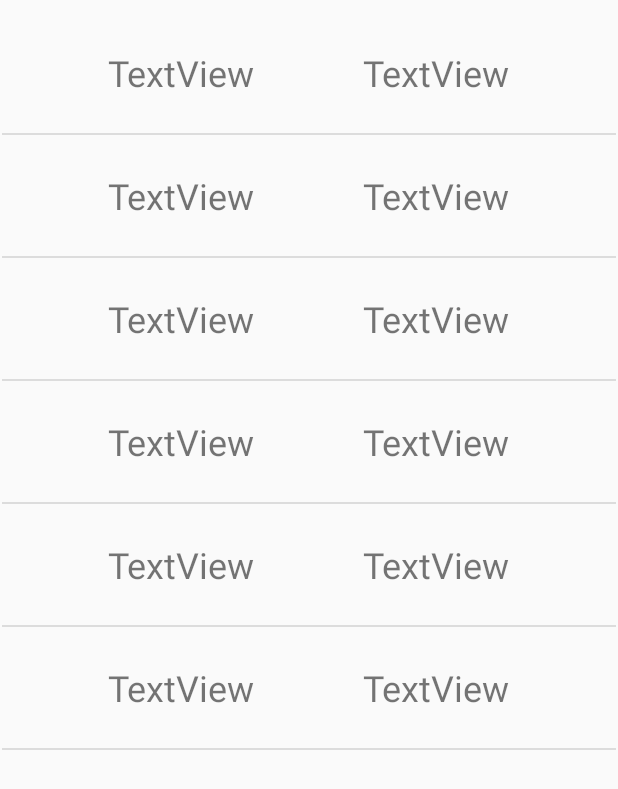
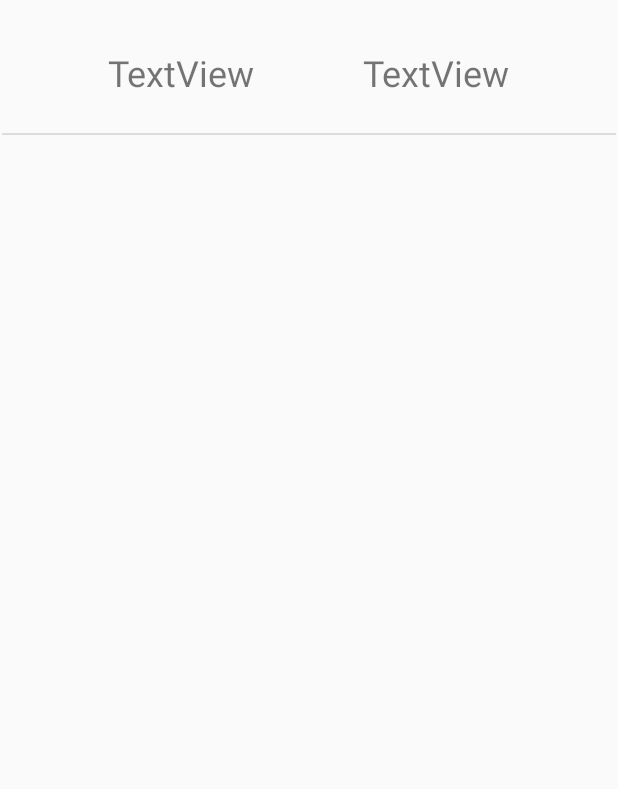
Before and after one commit to wa451/PasswordManagerApp, an Android app: the layout show_layout.xml on its own in the app's theme, with its tools: preview values and no code run, on a phone screen of 412 x 824 dp. Shown: the top 789 px of the screen. Run offline under Robolectric (Android 15) with nearby library versions, the phone set to English and light mode, and no system bars.

Commit message:
ほぼ完成
showのリサイクラービュー化
オプションメニューの機能実装

```diff
--- a/app/src/main/res/layout/show_layout.xml
+++ b/app/src/main/res/layout/show_layout.xml
@@ -3,7 +3,7 @@
     xmlns:app="http://schemas.android.com/apk/res-auto"
     xmlns:tools="http://schemas.android.com/tools"
     android:layout_width="match_parent"
-    android:layout_height="match_parent">
+    android:layout_height="wrap_content">
 
     <TextView
         android:id="@+id/showName1"
@@ -38,169 +38,169 @@
         app:layout_constraintStart_toStartOf="parent"
         app:layout_constraintTop_toBottomOf="@+id/showName1" />
 
-    <TextView
-        android:id="@+id/showName2"
-        android:layout_width="wrap_content"
-        android:layout_height="wrap_content"
-        android:layout_marginTop="24dp"
-        android:text="TextView"
-        android:textSize="24sp"
-        app:layout_constraintEnd_toStartOf="@+id/showPass2"
-        app:layout_constraintHorizontal_bias="0.5"
-        app:layout_constraintStart_toStartOf="parent"
-        app:layout_constraintTop_toBottomOf="@+id/divider1" />
+<!--    <TextView-->
+<!--        android:id="@+id/showName2"-->
+<!--        android:layout_width="wrap_content"-->
+<!--        android:layout_height="wrap_content"-->
+<!--        android:layout_marginTop="24dp"-->
+<!--        android:text="TextView"-->
+<!--        android:textSize="24sp"-->
+<!--        app:layout_constraintEnd_toStartOf="@+id/showPass2"-->
+<!--        app:layout_constraintHorizontal_bias="0.5"-->
+<!--        app:layout_constraintStart_toStartOf="parent"-->
+<!--        app:layout_constraintTop_toBottomOf="@+id/divider1" />-->
 
-    <TextView
-        android:id="@+id/showPass2"
-        android:layout_width="wrap_content"
-        android:layout_height="wrap_content"
-        android:text="TextView"
-        android:textSize="24sp"
-        app:layout_constraintEnd_toEndOf="parent"
-        app:layout_constraintHorizontal_bias="0.5"
-        app:layout_constraintStart_toEndOf="@+id/showName2"
-        app:layout_constraintTop_toTopOf="@+id/showName2" />
+<!--    <TextView-->
+<!--        android:id="@+id/showPass2"-->
+<!--        android:layout_width="wrap_content"-->
+<!--        android:layout_height="wrap_content"-->
+<!--        android:text="TextView"-->
+<!--        android:textSize="24sp"-->
+<!--        app:layout_constraintEnd_toEndOf="parent"-->
+<!--        app:layout_constraintHorizontal_bias="0.5"-->
+<!--        app:layout_constraintStart_toEndOf="@+id/showName2"-->
+<!--        app:layout_constraintTop_toTopOf="@+id/showName2" />-->
 
-    <View
-        android:id="@+id/divider2"
-        android:layout_width="409dp"
-        android:layout_height="1dp"
-        android:layout_marginTop="24dp"
-        android:background="?android:attr/listDivider"
-        app:layout_constraintEnd_toEndOf="parent"
-        app:layout_constraintStart_toStartOf="parent"
-        app:layout_constraintTop_toBottomOf="@+id/showName2" />
+<!--    <View-->
+<!--        android:id="@+id/divider2"-->
+<!--        android:layout_width="409dp"-->
+<!--        android:layout_height="1dp"-->
+<!--        android:layout_marginTop="24dp"-->
+<!--        android:background="?android:attr/listDivider"-->
+<!--        app:layout_constraintEnd_toEndOf="parent"-->
+<!--        app:layout_constraintStart_toStartOf="parent"-->
+<!--        app:layout_constraintTop_toBottomOf="@+id/showName2" />-->
 
-    <TextView
-        android:id="@+id/showName3"
-        android:layout_width="wrap_content"
-        android:layout_height="wrap_content"
-        android:layout_marginTop="24dp"
-        android:text="TextView"
-        android:textSize="24sp"
-        app:layout_constraintEnd_toStartOf="@+id/showPass3"
-        app:layout_constraintHorizontal_bias="0.5"
-        app:layout_constraintStart_toStartOf="parent"
-        app:layout_constraintTop_toBottomOf="@+id/divider2" />
+<!--    <TextView-->
+<!--        android:id="@+id/showName3"-->
+<!--        android:layout_width="wrap_content"-->
+<!--        android:layout_height="wrap_content"-->
+<!--        android:layout_marginTop="24dp"-->
+<!--        android:text="TextView"-->
+<!--        android:textSize="24sp"-->
+<!--        app:layout_constraintEnd_toStartOf="@+id/showPass3"-->
+<!--        app:layout_constraintHorizontal_bias="0.5"-->
+<!--        app:layout_constraintStart_toStartOf="parent"-->
+<!--        app:layout_constraintTop_toBottomOf="@+id/divider2" />-->
 
-    <TextView
-        android:id="@+id/showPass3"
-        android:layout_width="wrap_content"
-        android:layout_height="wrap_content"
-        android:text="TextView"
-        android:textSize="24sp"
-        app:layout_constraintEnd_toEndOf="parent"
-        app:layout_constraintHorizontal_bias="0.5"
-        app:layout_constraintStart_toEndOf="@+id/showName3"
-        app:layout_constraintTop_toTopOf="@+id/showName3" />
+<!--    <TextView-->
+<!--        android:id="@+id/showPass3"-->
+<!--        android:layout_width="wrap_content"-->
+<!--        android:layout_height="wrap_content"-->
+<!--        android:text="TextView"-->
+<!--        android:textSize="24sp"-->
+<!--        app:layout_constraintEnd_toEndOf="parent"-->
+<!--        app:layout_constraintHorizontal_bias="0.5"-->
+<!--        app:layout_constraintStart_toEndOf="@+id/showName3"-->
+<!--        app:layout_constraintTop_toTopOf="@+id/showName3" />-->
 
-    <View
-        android:id="@+id/divider3"
-        android:layout_width="409dp"
-        android:layout_height="1dp"
-        android:layout_marginTop="24dp"
-        android:background="?android:attr/listDivider"
-        app:layout_constraintEnd_toEndOf="parent"
-        app:layout_constraintStart_toStartOf="parent"
-        app:layout_constraintTop_toBottomOf="@+id/showName3" />
+<!--    <View-->
+<!--        android:id="@+id/divider3"-->
+<!--        android:layout_width="409dp"-->
+<!--        android:layout_height="1dp"-->
+<!--        android:layout_marginTop="24dp"-->
+<!--        android:background="?android:attr/listDivider"-->
+<!--        app:layout_constraintEnd_toEndOf="parent"-->
+<!--        app:layout_constraintStart_toStartOf="parent"-->
+<!--        app:layout_constraintTop_toBottomOf="@+id/showName3" />-->
 
-    <TextView
-        android:id="@+id/showName4"
-        android:layout_width="wrap_content"
-        android:layout_height="wrap_content"
-        android:layout_marginTop="24dp"
-        android:text="TextView"
-        android:textSize="24sp"
-        app:layout_constraintEnd_toStartOf="@+id/showPass4"
-        app:layout_constraintHorizontal_bias="0.5"
-        app:layout_constraintStart_toStartOf="parent"
-        app:layout_constraintTop_toBottomOf="@+id/divider3" />
+<!--    <TextView-->
+<!--        android:id="@+id/showName4"-->
+<!--        android:layout_width="wrap_content"-->
+<!--        android:layout_height="wrap_content"-->
+<!--        android:layout_marginTop="24dp"-->
+<!--        android:text="TextView"-->
+<!--        android:textSize="24sp"-->
+<!--        app:layout_constraintEnd_toStartOf="@+id/showPass4"-->
+<!--        app:layout_constraintHorizontal_bias="0.5"-->
+<!--        app:layout_constraintStart_toStartOf="parent"-->
+<!--        app:layout_constraintTop_toBottomOf="@+id/divider3" />-->
 
-    <TextView
-        android:id="@+id/showPass4"
-        android:layout_width="wrap_content"
-        android:layout_height="wrap_content"
-        android:text="TextView"
-        android:textSize="24sp"
-        app:layout_constraintEnd_toEndOf="parent"
-        app:layout_constraintHorizontal_bias="0.5"
-        app:layout_constraintStart_toEndOf="@+id/showName4"
-        app:layout_constraintTop_toTopOf="@+id/showName4" />
+<!--    <TextView-->
+<!--        android:id="@+id/showPass4"-->
+<!--        android:layout_width="wrap_content"-->
+<!--        android:layout_height="wrap_content"-->
+<!--        android:text="TextView"-->
+<!--        android:textSize="24sp"-->
+<!--        app:layout_constraintEnd_toEndOf="parent"-->
+<!--        app:layout_constraintHorizontal_bias="0.5"-->
+<!--        app:layout_constraintStart_toEndOf="@+id/showName4"-->
+<!--        app:layout_constraintTop_toTopOf="@+id/showName4" />-->
 
-    <View
-        android:id="@+id/divider4"
-        android:layout_width="409dp"
-        android:layout_height="1dp"
-        android:layout_marginTop="24dp"
-        android:background="?android:attr/listDivider"
-        app:layout_constraintEnd_toEndOf="parent"
-        app:layout_constraintStart_toStartOf="parent"
-        app:layout_constraintTop_toBottomOf="@+id/showName4" />
+<!--    <View-->
+<!--        android:id="@+id/divider4"-->
+<!--        android:layout_width="409dp"-->
+<!--        android:layout_height="1dp"-->
+<!--        android:layout_marginTop="24dp"-->
+<!--        android:background="?android:attr/listDivider"-->
+<!--        app:layout_constraintEnd_toEndOf="parent"-->
+<!--        app:layout_constraintStart_toStartOf="parent"-->
+<!--        app:layout_constraintTop_toBottomOf="@+id/showName4" />-->
 
-    <TextView
-        android:id="@+id/showName5"
-        android:layout_width="wrap_content"
-        android:layout_height="wrap_content"
-        android:layout_marginTop="24dp"
-        android:text="TextView"
-        android:textSize="24sp"
-        app:layout_constraintEnd_toStartOf="@+id/showPass5"
-        app:layout_constraintHorizontal_bias="0.5"
-        app:layout_constraintStart_toStartOf="parent"
-        app:layout_constraintTop_toBottomOf="@+id/divider4" />
+<!--    <TextView-->
+<!--        android:id="@+id/showName5"-->
+<!--        android:layout_width="wrap_content"-->
+<!--        android:layout_height="wrap_content"-->
+<!--        android:layout_marginTop="24dp"-->
+<!--        android:text="TextView"-->
+<!--        android:textSize="24sp"-->
+<!--        app:layout_constraintEnd_toStartOf="@+id/showPass5"-->
+<!--        app:layout_constraintHorizontal_bias="0.5"-->
+<!--        app:layout_constraintStart_toStartOf="parent"-->
+<!--        app:layout_constraintTop_toBottomOf="@+id/divider4" />-->
 
-    <TextView
-        android:id="@+id/showPass5"
-        android:layout_width="wrap_content"
-        android:layout_height="wrap_content"
-        android:text="TextView"
-        android:textSize="24sp"
-        app:layout_constraintEnd_toEndOf="parent"
-        app:layout_constraintHorizontal_bias="0.5"
-        app:layout_constraintStart_toEndOf="@+id/showName5"
-        app:layout_constraintTop_toTopOf="@+id/showName5" />
+<!--    <TextView-->
+<!--        android:id="@+id/showPass5"-->
+<!--        android:layout_width="wrap_content"-->
+<!--        android:layout_height="wrap_content"-->
+<!--        android:text="TextView"-->
+<!--        android:textSize="24sp"-->
+<!--        app:layout_constraintEnd_toEndOf="parent"-->
+<!--        app:layout_constraintHorizontal_bias="0.5"-->
+<!--        app:layout_constraintStart_toEndOf="@+id/showName5"-->
+<!--        app:layout_constraintTop_toTopOf="@+id/showName5" />-->
 
-    <View
-        android:id="@+id/divider5"
-        android:layout_width="409dp"
-        android:layout_height="1dp"
-        android:layout_marginTop="24dp"
-        android:background="?android:attr/listDivider"
-        app:layout_constraintEnd_toEndOf="parent"
-        app:layout_constraintStart_toStartOf="parent"
-        app:layout_constraintTop_toBottomOf="@+id/showName5" />
+<!--    <View-->
+<!--        android:id="@+id/divider5"-->
+<!--        android:layout_width="409dp"-->
+<!--        android:layout_height="1dp"-->
+<!--        android:layout_marginTop="24dp"-->
+<!--        android:background="?android:attr/listDivider"-->
+<!--        app:layout_constraintEnd_toEndOf="parent"-->
+<!--        app:layout_constraintStart_toStartOf="parent"-->
+<!--        app:layout_constraintTop_toBottomOf="@+id/showName5" />-->
 
-    <TextView
-        android:id="@+id/showName6"
-        android:layout_width="wrap_content"
-        android:layout_height="wrap_content"
-        android:layout_marginTop="24dp"
-        android:text="TextView"
-        android:textSize="24sp"
-        app:layout_constraintEnd_toStartOf="@+id/showPass6"
-        app:layout_constraintHorizontal_bias="0.5"
-        app:layout_constraintStart_toStartOf="parent"
-        app:layout_constraintTop_toBottomOf="@+id/divider5" />
+<!--    <TextView-->
+<!--        android:id="@+id/showName6"-->
+<!--        android:layout_width="wrap_content"-->
+<!--        android:layout_height="wrap_content"-->
+<!--        android:layout_marginTop="24dp"-->
+<!--        android:text="TextView"-->
+<!--        android:textSize="24sp"-->
+<!--        app:layout_constraintEnd_toStartOf="@+id/showPass6"-->
+<!--        app:layout_constraintHorizontal_bias="0.5"-->
+<!--        app:layout_constraintStart_toStartOf="parent"-->
+<!--        app:layout_constraintTop_toBottomOf="@+id/divider5" />-->
 
-    <TextView
-        android:id="@+id/showPass6"
-        android:layout_width="wrap_content"
-        android:layout_height="wrap_content"
-        android:text="TextView"
-        android:textSize="24sp"
-        app:layout_constraintEnd_toEndOf="parent"
-        app:layout_constraintHorizontal_bias="0.5"
-        app:layout_constraintStart_toEndOf="@+id/showName6"
-        app:layout_constraintTop_toTopOf="@+id/showName6" />
+<!--    <TextView-->
+<!--        android:id="@+id/showPass6"-->
+<!--        android:layout_width="wrap_content"-->
+<!--        android:layout_height="wrap_content"-->
+<!--        android:text="TextView"-->
+<!--        android:textSize="24sp"-->
+<!--        app:layout_constraintEnd_toEndOf="parent"-->
+<!--        app:layout_constraintHorizontal_bias="0.5"-->
+<!--        app:layout_constraintStart_toEndOf="@+id/showName6"-->
+<!--        app:layout_constraintTop_toTopOf="@+id/showName6" />-->
 
-    <View
-        android:id="@+id/divider6"
-        android:layout_width="409dp"
-        android:layout_height="1dp"
-        android:layout_marginTop="24dp"
-        android:background="?android:attr/listDivider"
-        app:layout_constraintEnd_toEndOf="parent"
-        app:layout_constraintStart_toStartOf="parent"
-        app:layout_constraintTop_toBottomOf="@+id/showName6" />
+<!--    <View-->
+<!--        android:id="@+id/divider6"-->
+<!--        android:layout_width="409dp"-->
+<!--        android:layout_height="1dp"-->
+<!--        android:layout_marginTop="24dp"-->
+<!--        android:background="?android:attr/listDivider"-->
+<!--        app:layout_constraintEnd_toEndOf="parent"-->
+<!--        app:layout_constraintStart_toStartOf="parent"-->
+<!--        app:layout_constraintTop_toBottomOf="@+id/showName6" />-->
 
 </androidx.constraintlayout.widget.ConstraintLayout>
```
Also changed, not shown: app/src/main/java/com/example/passwordmanager/EditActivity.kt (+65 -15 lines), app/src/main/java/com/example/passwordmanager/ShowActivity.kt (+31 -8 lines), app/src/main/java/com/example/passwordmanager/ShowAdapter.kt (+10 -16 lines), app/src/main/java/com/example/passwordmanager/ViewHolderShow.kt (+10 -10 lines).
